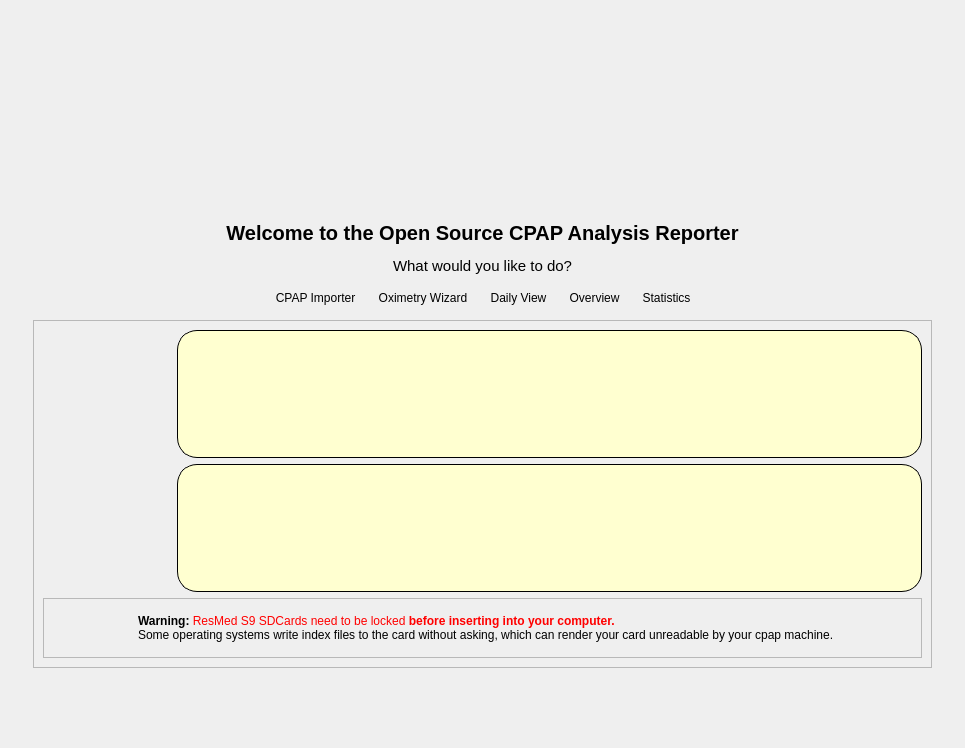
The window that oscar/welcome.ui (littleyoda/oscar) describes before a commit, drawn with Qt 5.
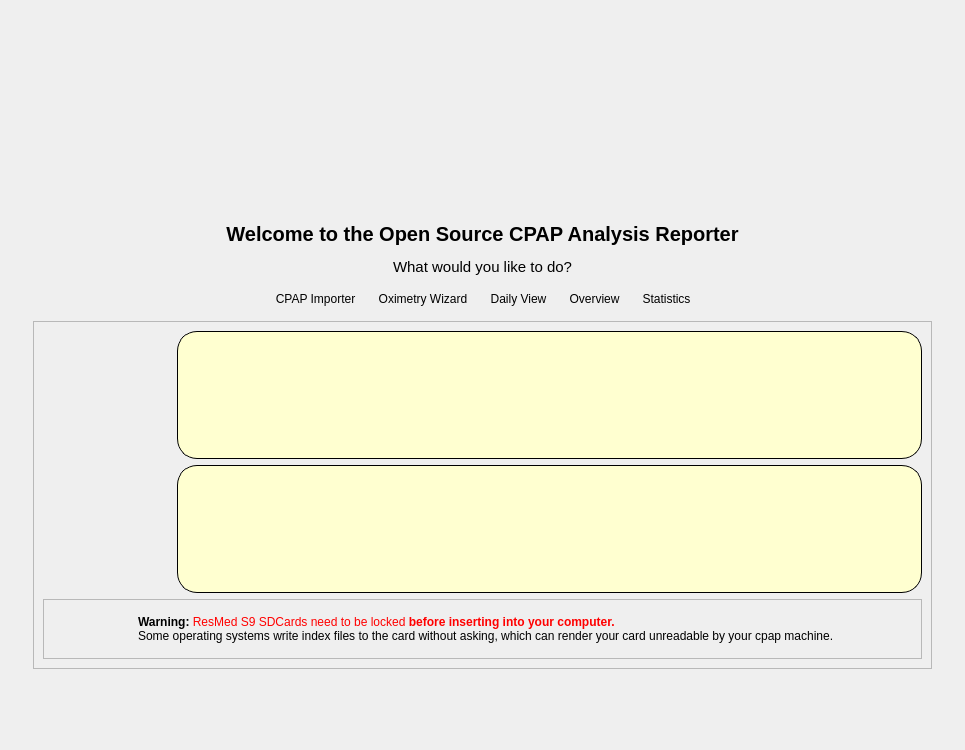
The same window after the commit. Icons and pictures are not drawn.

The edit to the form file:
```diff
--- a/oscar/welcome.ui
+++ b/oscar/welcome.ui
@@ -7,7 +7,7 @@
     <x>0</x>
     <y>0</y>
     <width>965</width>
-    <height>748</height>
+    <height>750</height>
    </rect>
   </property>
   <property name="windowTitle">
@@ -120,7 +120,6 @@
        <property name="font">
         <font>
          <pointsize>15</pointsize>
-         <weight>75</weight>
          <bold>true</bold>
         </font>
        </property>
@@ -448,10 +447,10 @@
             </property>
             <property name="html">
              <string notr="true">&lt;!DOCTYPE HTML PUBLIC &quot;-//W3C//DTD HTML 4.0//EN&quot; &quot;http://www.w3.org/TR/REC-html40/strict.dtd&quot;&gt;
-&lt;html&gt;&lt;head&gt;&lt;meta name=&quot;qrichtext&quot; content=&quot;1&quot; /&gt;&lt;style type=&quot;text/css&quot;&gt;
+&lt;html&gt;&lt;head&gt;&lt;meta name=&quot;qrichtext&quot; content=&quot;1&quot; /&gt;&lt;meta charset=&quot;utf-8&quot; /&gt;&lt;style type=&quot;text/css&quot;&gt;
 p, li { white-space: pre-wrap; }
-&lt;/style&gt;&lt;/head&gt;&lt;body style=&quot; font-family:'MS Shell Dlg 2'; font-size:10pt; font-weight:400; font-style:normal;&quot;&gt;
-&lt;p style=&quot;-qt-paragraph-type:empty; margin-top:0px; margin-bottom:0px; margin-left:0px; margin-right:0px; -qt-block-indent:0; text-indent:0px; font-size:8.25pt;&quot;&gt;&lt;br /&gt;&lt;/p&gt;&lt;/body&gt;&lt;/html&gt;</string>
+&lt;/style&gt;&lt;/head&gt;&lt;body style=&quot; font-family:'Segoe UI'; font-size:10pt; font-weight:400; font-style:normal;&quot;&gt;
+&lt;p style=&quot;-qt-paragraph-type:empty; margin-top:0px; margin-bottom:0px; margin-left:0px; margin-right:0px; -qt-block-indent:0; text-indent:0px; font-family:'MS Shell Dlg 2'; font-size:8.25pt;&quot;&gt;&lt;br /&gt;&lt;/p&gt;&lt;/body&gt;&lt;/html&gt;</string>
             </property>
            </widget>
           </item>
```
Left out of the diff: 2 changed lines with no effect on the pictures.
